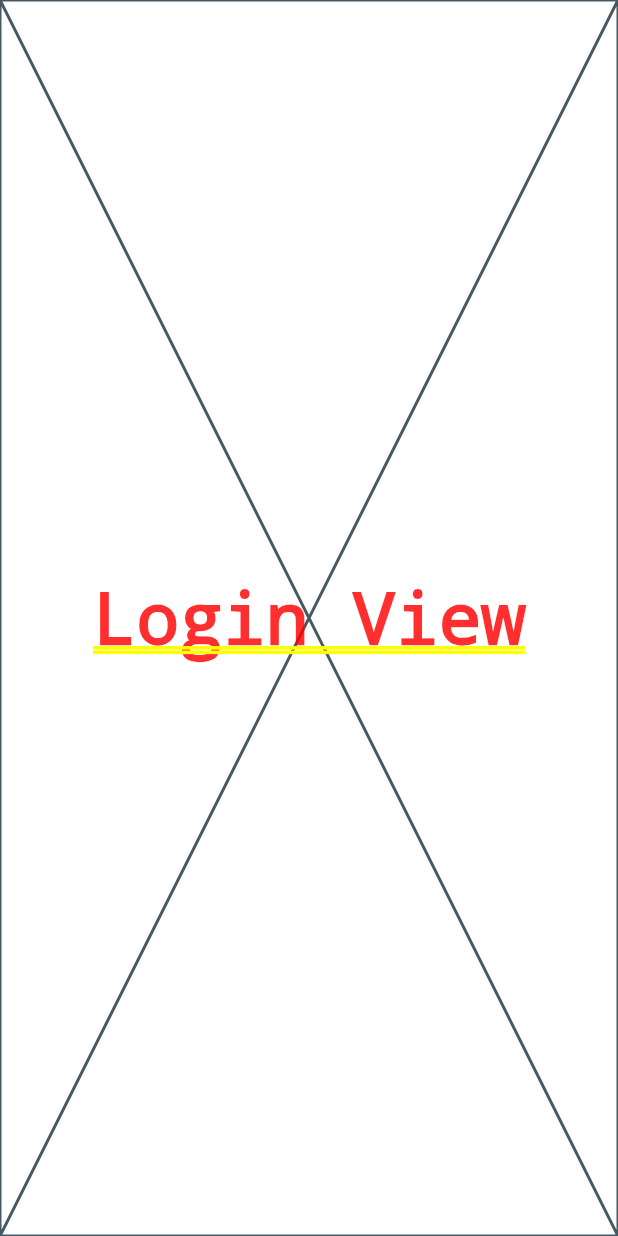
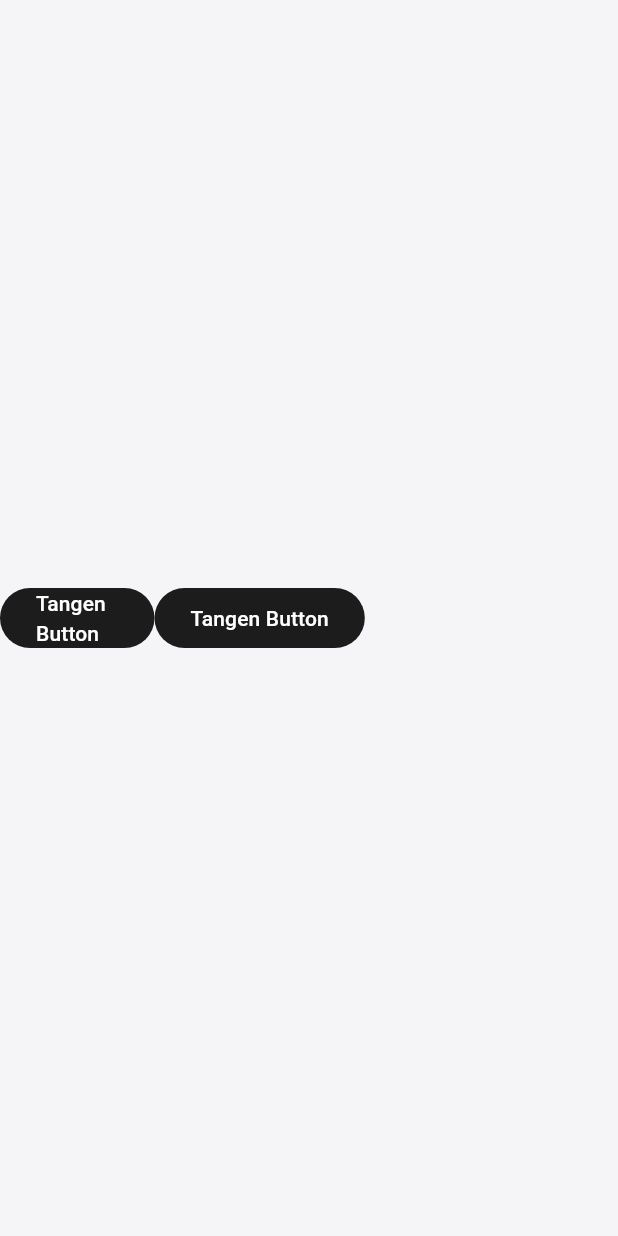
Before and after one commit to alperefesahin/tangen_flutter, a Flutter app: the screen it shows after launch, on a phone screen of 412 x 824 dp. Run offline on Flutter 3.47's test engine with Material 3 defaults, Android fonts, the phone set to English and light mode, and no system bars; our stand-ins replace flutter_riverpod, get_it, go_router, lucide_icons.

Commit message:
create app basics
appbar, router, try button style etc.

```diff
--- /dev/null
+++ b/lib/core/constants/enums.dart
@@ -0,0 +1,9 @@
+enum RouterEnums {
+  login('/login'),
+  details('/details'),
+  dashboard('/dashboard');
+
+  final String routeName;
+
+  const RouterEnums(this.routeName);
+}
--- /dev/null
+++ b/lib/core/design_system/colors/colors.dart
@@ -0,0 +1,5 @@
+
+import 'package:flutter/material.dart';
+
+const scaffoldBg = Color.fromRGBO(245, 245, 247, 1);
+const black = Color.fromRGBO(28, 28, 29, 1);
--- /dev/null
+++ b/lib/core/design_system/components/button/tangen_button.dart
@@ -0,0 +1,25 @@
+import 'package:flutter/material.dart';
+import 'package:tangen_flutter/core/design_system/colors/colors.dart';
+
+class TangenButton extends StatelessWidget {
+  const TangenButton({
+    super.key,
+    this.backgroundColor = black,
+    this.isContentWrapped = false,
+  });
+
+  final Color backgroundColor;
+  final bool isContentWrapped;
+
+  @override
+  Widget build(BuildContext context) {
+    return FilledButton(
+      style: OutlinedButton.styleFrom(
+          backgroundColor: backgroundColor,
+          shape: const RoundedRectangleBorder(borderRadius: BorderRadius.all(Radius.circular(36))),
+          alignment: Alignment.center),
+      onPressed: () {},
+      child: const Text('Tangen Button'),
+    );
+  }
+}
--- /dev/null
+++ b/lib/core/design_system/components/scaffold/tangen_scaffold.dart
@@ -0,0 +1,18 @@
+import 'package:flutter/material.dart';
+import 'package:tangen_flutter/core/design_system/colors/colors.dart';
+
+class TangenScaffold extends StatelessWidget {
+  const TangenScaffold({super.key, this.appBar, required this.body});
+
+  final PreferredSizeWidget? appBar;
+  final Widget body;
+
+  @override
+  Widget build(BuildContext context) {
+    return Scaffold(
+      backgroundColor: scaffoldBg,
+      appBar: appBar,
+      body: body,
+    );
+  }
+}
--- a/lib/core/init/app_router.dart
+++ b/lib/core/init/app_router.dart
@@ -1,5 +1,8 @@
 import 'package:flutter/material.dart';
 import 'package:go_router/go_router.dart';
+import 'package:tangen_flutter/core/constants/enums.dart';
+import 'package:tangen_flutter/features/dashboard/dashboard_view.dart';
+import 'package:tangen_flutter/features/details/details_view.dart';
 import 'package:tangen_flutter/features/login/login_view.dart';
 
 final GlobalKey<NavigatorState> _rootNavigatorKey = GlobalKey<NavigatorState>(debugLabel: 'root');
@@ -8,12 +11,19 @@ class AppRouter {
   final router = GoRouter(
     navigatorKey: _rootNavigatorKey,
     debugLogDiagnostics: true,
-    initialLocation: "/",
+    initialLocation: RouterEnums.login.routeName,
     routes: [
       GoRoute(
-        name: "/",
-        path: "/",
+        path: RouterEnums.login.routeName,
         builder: (context, state) => const LoginView(),
+      ),
+      GoRoute(
+        path: RouterEnums.dashboard.routeName,
+        builder: (context, state) => const DashboardView(),
+      ),
+      GoRoute(
+        path: RouterEnums.details.routeName,
+        builder: (context, state) => const DetailsView(),
       ),
     ],
   );
--- a/lib/features/login/login_view.dart
+++ b/lib/features/login/login_view.dart
@@ -1,13 +1,24 @@
 import 'package:flutter/material.dart';
+import 'package:tangen_flutter/core/design_system/components/button/tangen_button.dart';
+import 'package:tangen_flutter/core/design_system/components/scaffold/tangen_scaffold.dart';
 
 class LoginView extends StatelessWidget {
   const LoginView({super.key});
 
   @override
   Widget build(BuildContext context) {
-    return const Placeholder(
-        child: Center(
-      child: Text('Login View'),
-    ));
+    return TangenScaffold(
+      body: Center(
+        child: Row(
+          children: [
+            SizedBox(
+              width: MediaQuery.of(context).size.width / 4,
+              child: TangenButton(),
+            ),
+            TangenButton(),
+          ],
+        ),
+      ),
+    );
   }
 }
--- a/lib/main.dart
+++ b/lib/main.dart
@@ -1,10 +1,14 @@
 import 'package:flutter/material.dart';
+import 'package:flutter_riverpod/flutter_riverpod.dart';
 import 'package:tangen_flutter/core/di/dependency_injector.dart';
 import 'package:tangen_flutter/core/init/app_router.dart';
 
 void main() {
   injectionSetup();
-  runApp(const AppWidget());
+
+  runApp(
+    const ProviderScope(child: AppWidget()),
+  );
 }
 
 class AppWidget extends StatelessWidget {
--- a/pubspec.yaml
+++ b/pubspec.yaml
@@ -33,6 +33,7 @@ dependencies:
   flutter_riverpod: ^2.5.1
   go_router: ^13.2.2
   get_it: ^7.6.8
+  lucide_icons: ^0.257.0
 
   # The following adds the Cupertino Icons font to your application.
   # Use with the CupertinoIcons class for iOS style icons.
```
Also changed, not shown: lib/features/dashboard/dashboard_view.dart (added, +48 -0 lines), lib/features/details/details_view.dart (added, +15 -0 lines), lib/core/design_system/components/loading/tangen_loading.dart (added).
